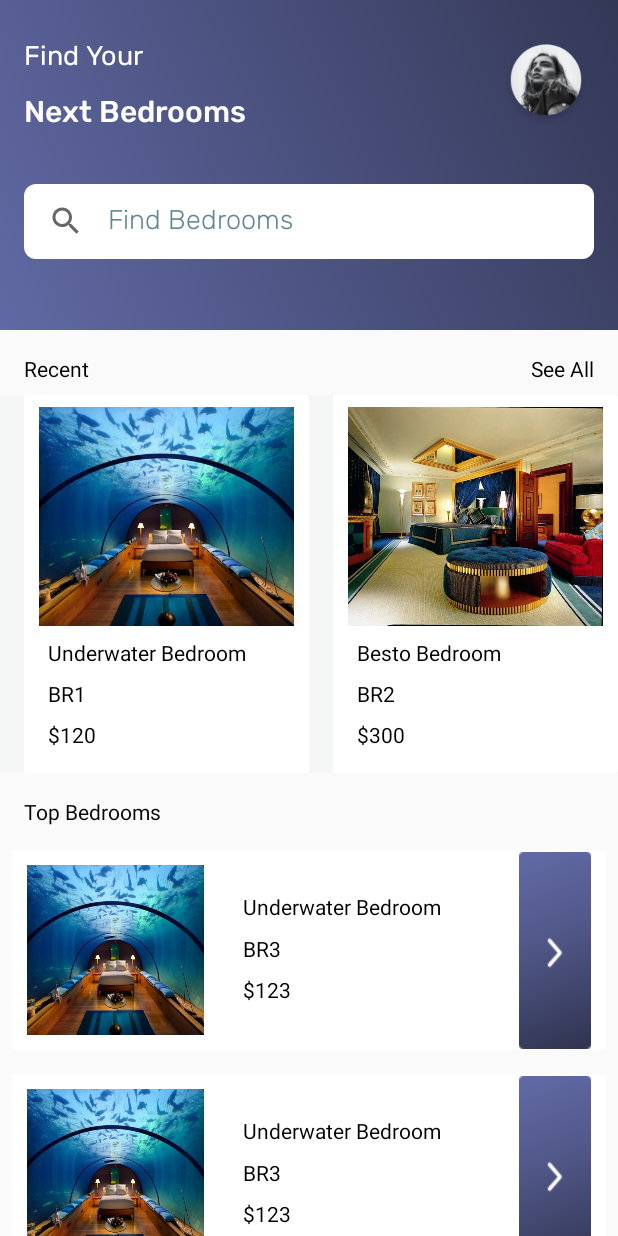
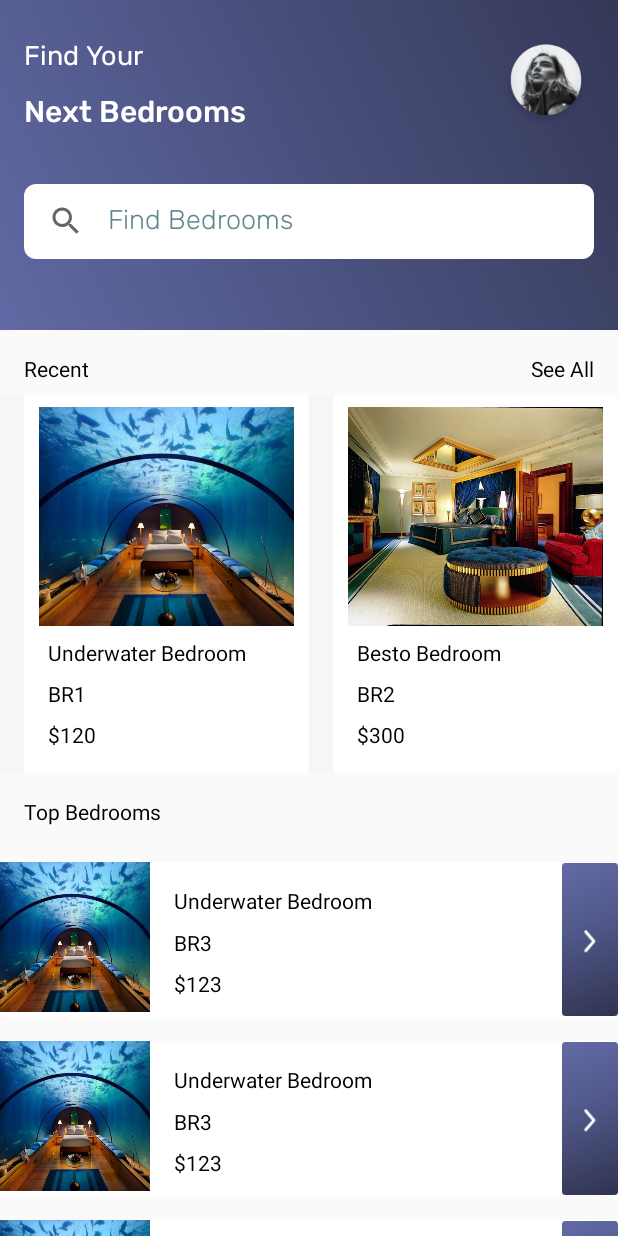
Before and after one commit to IsaiPortillo/TareaPDM, an Android app: the screen it shows after launch (MainActivity), on a phone screen of 412 x 824 dp. Run offline under Robolectric (Android 15) with nearby library versions, the phone set to English and light mode, and no system bars; Roboto replaces fonts that are not available here.

Commit message:
Modificaciones minimas

```diff
--- a/app/src/main/res/layout/top_room_row_item.xml
+++ b/app/src/main/res/layout/top_room_row_item.xml
@@ -4,15 +4,14 @@
     xmlns:tools="http://schemas.android.com/tools"
     android:layout_width="match_parent"
     android:layout_height="wrap_content"
-    android:layout_margin="8dp"
+    android:layout_marginTop="16dp"
     android:background="@drawable/card_bg">
 
     <ImageView
         android:id="@+id/place_image"
-        android:layout_width="138dp"
-        android:layout_height="133dp"
+        android:layout_width="100dp"
+        android:layout_height="100dp"
         android:adjustViewBounds="true"
-        android:padding="10dp"
         android:scaleType="fitXY"
         app:layout_constraintStart_toStartOf="parent"
         app:layout_constraintTop_toTopOf="parent"
@@ -23,7 +22,7 @@
         android:layout_width="138dp"
         android:layout_height="20dp"
         android:layout_marginStart="16dp"
-        android:layout_marginTop="28dp"
+        android:layout_marginTop="16dp"
         android:fontFamily="@font/roboto_bold"
         android:text="Underwater Bedroom"
         android:textColor="@color/black"
@@ -54,8 +53,8 @@
 
     <ImageView
         android:id="@+id/imageView2"
-        android:layout_width="68dp"
-        android:layout_height="131dp"
+        android:layout_width="37dp"
+        android:layout_height="103dp"
         app:layout_constraintBottom_toBottomOf="parent"
         app:layout_constraintEnd_toEndOf="parent"
         app:layout_constraintTop_toTopOf="parent"
```
